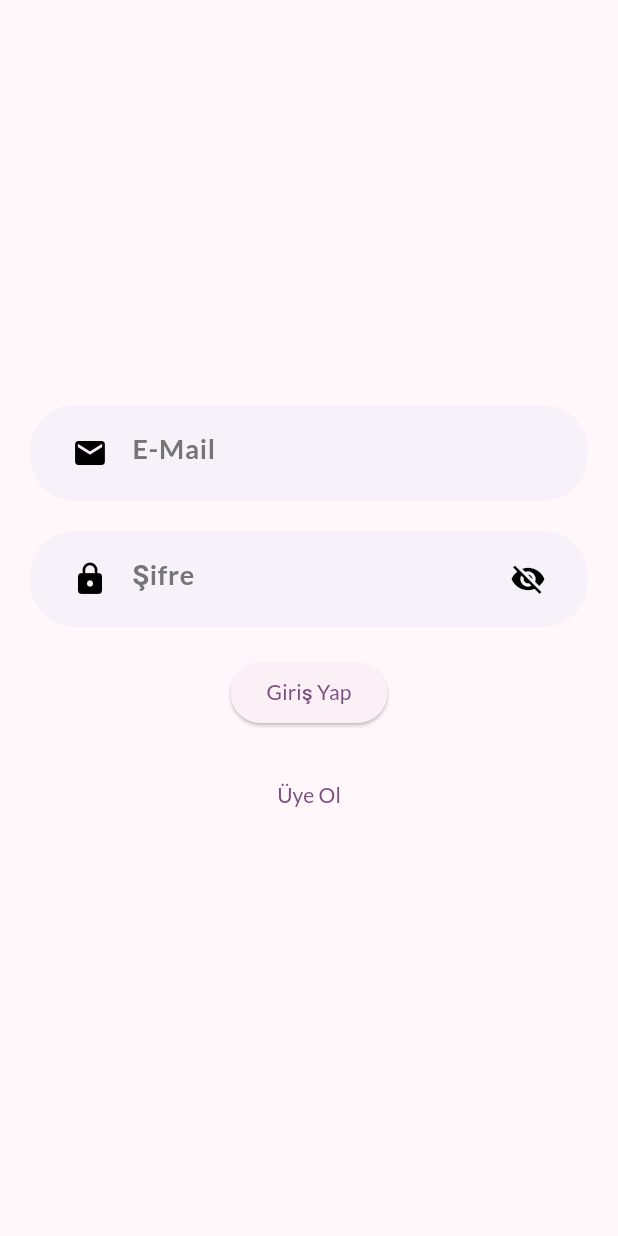
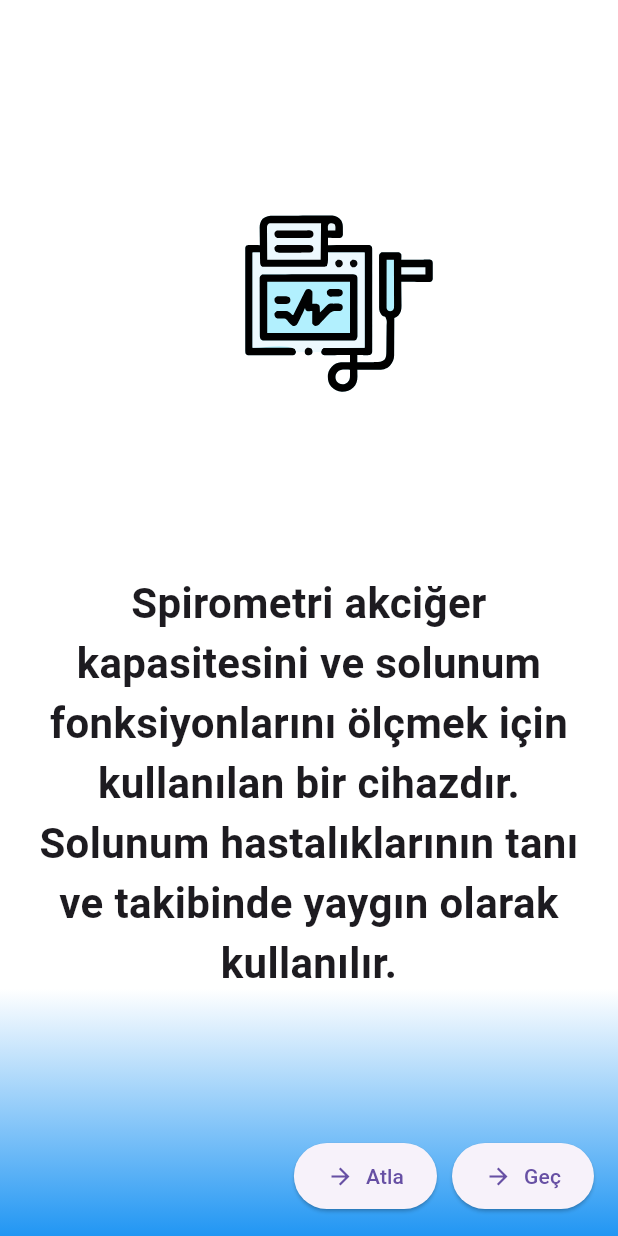
Before and after one commit to gzmcn/spiroble, a Flutter app: the screen it shows after launch, on a phone screen of 412 x 824 dp. Run offline on Flutter 3.47's test engine with Material 3 defaults, Android fonts, the phone set to English and light mode, and no system bars; our stand-ins replace cloud_firestore, firebase_auth, firebase_core, firebase_database, flutter_bloc, flutter_svg and 4 more; missing offline and left inert: fancy_button_flutter, flutter_reactive_ble; accounts and stored records are empty.

Commit message:
Zeynep 2

```diff
--- a/lib/main.dart
+++ b/lib/main.dart
@@ -1,48 +1,20 @@
-import 'package:firebase_auth/firebase_auth.dart';
 import 'package:flutter/material.dart';
-import 'package:flutter_bloc/flutter_bloc.dart';
-import 'package:firebase_core/firebase_core.dart';
-import 'package:flutter_riverpod/flutter_riverpod.dart';
-import 'package:spiroble/blocs/theme.bloc.dart';
-import 'package:spiroble/screens/LoginScreen.dart';
-import 'package:spiroble/screens/appScreen.dart';
-import 'package:spiroble/screens/splashScreen.dart';
-import 'firebase_options.dart';
+import 'package:spiroble/screens/StartSplashScreen.dart'; // SplashScreen ekranını ekliyoruz
 
-void main() async {
-  WidgetsFlutterBinding.ensureInitialized();
-  await Firebase.initializeApp(
-    options: DefaultFirebaseOptions.currentPlatform,
-  );
-  runApp(const ProviderScope(
-    child: MyApp(),
-  ));
+void main() {
+  runApp(MyApp());
 }
 
 class MyApp extends StatelessWidget {
-  const MyApp({super.key});
+  const MyApp({Key? key}) : super(key: key);
 
   @override
   Widget build(BuildContext context) {
-    return BlocProvider(
-      create: (context) => ThemeBloc(),
-      child: BlocBuilder<ThemeBloc, ThemeState>(
-        builder: (context, themeState) {
-          return MaterialApp(
-            home: StreamBuilder(
-                stream: FirebaseAuth.instance.authStateChanges(),
-                builder: (ctx, snapshot) {
-                  if (snapshot.connectionState == ConnectionState.waiting) {
-                    return const ConnectionWaitingScreen();
-                  }
-                  if (snapshot.hasData) {
-                    return AppScreen();
-                  }
-                  return LoginScreen();
-                }),
-            theme: themeState.themeData,
-          );
-        },
+    return MaterialApp(
+      home: StartSplashScreen(), // Uygulama açıldığında SplashScreen gösterilecek
+      theme: ThemeData(
+        primarySwatch: Colors.blue,
+        // Diğer tema özelliklerini buraya ekleyebilirsiniz
       ),
     );
   }
--- /dev/null
+++ b/lib/screens/InfoScreen1.dart
@@ -0,0 +1,114 @@
+import 'package:flutter/material.dart';
+import 'package:spiroble/screens/InfoScreen2.dart';
+import 'package:spiroble/screens/home_screen.dart';
+import 'package:flutter_svg/flutter_svg.dart';
+
+class InfoScreen1 extends StatelessWidget {
+  const InfoScreen1({Key? key}) : super(key: key);
+
+  @override
+  Widget build(BuildContext context) {
+    return Scaffold(
+      body: Stack(
+        children: [
+          // Gradient arka plan
+          Container(
+            decoration: BoxDecoration(
+              gradient: LinearGradient(
+                colors: [Colors.white, Colors.blue.shade500],
+                begin: Alignment.topCenter,
+                end: Alignment.bottomCenter,
+                stops: [0.8, 1], // Geçiş en alttan başlasın
+              ),
+            ),
+          ),
+          // Breath SVG ikonu
+          Positioned(
+            top: 140,  // İkonun üst kısımdan ne kadar uzak olacağı
+            left: 40,
+            right: 0,
+            child: SvgPicture.asset(
+              'assets/spirometer.svg',  // breath.svg dosyasının yolu
+              width: 125.0,
+              height: 125.0,
+            ),
+          ),
+          Padding(
+            padding: const EdgeInsets.all(16.0),
+            child: Column(
+              mainAxisAlignment: MainAxisAlignment.center,
+              children: [
+                // İkon ve yazı arasına daha fazla boşluk eklemek için SizedBox
+                const SizedBox(height: 220),  // Bu satır ile boşluğu artırdık
+                Text(
+                  "Spirometri akciğer kapasitesini ve solunum fonksiyonlarını ölçmek için kullanılan bir cihazdır. Solunum hastalıklarının tanı ve takibinde yaygın olarak kullanılır.",
+                  textAlign: TextAlign.center,
+                  style: const TextStyle(
+                    fontSize: 28,
+                    fontWeight: FontWeight.bold,
+                  ),
+                ),
+              ],
+            ),
+          ),
+          Align(
+            alignment: Alignment.bottomRight,
+            child: Padding(
+              padding: const EdgeInsets.all(16.0),
+              child: Row(
+                mainAxisSize: MainAxisSize.min,
+                children: [
+                  ElevatedButton.icon(
+                    onPressed: () {
+                      // Atla butonu ile HomeScreen'e geçiş
+                      Navigator.pushReplacement(
+                        context,
+                        MaterialPageRoute(
+                          builder: (context) => const HomeScreen(),
+                        ),
+                      );
+                    },
+                    icon: const Icon(Icons.arrow_forward),
+                    label: const Text("Atla"),
+                    style: ElevatedButton.styleFrom(
+                      shape: RoundedRectangleBorder(
+                        borderRadius: BorderRadius.circular(30),
+                      ),
+                      padding: const EdgeInsets.symmetric(
+                        horizontal: 22,
+                        vertical: 12,
+                      ),
+                    ),
+                  ),
+                  const SizedBox(width: 10),
+                  ElevatedButton.icon(
+                    onPressed: () {
+                      // Geç butonu ile 2. sayfaya geçiş
+                      Navigator.push(
+                        context,
+                        MaterialPageRoute(
+                          builder: (context) => const InfoScreen2(),
+                        ),
+                      );
+                    },
+                    icon: const Icon(Icons.arrow_forward),
+                    label: const Text("Geç"),
+                    style: ElevatedButton.styleFrom(
+                      shape: RoundedRectangleBorder(
+                        borderRadius: BorderRadius.circular(30),
+                      ),
+                      padding: const EdgeInsets.symmetric(
+                        horizontal: 22,
+                        vertical: 12,
+                      ),
+                    ),
+                  ),
+                ],
+              ),
+            ),
+          ),
+        ],
+      ),
+    );
+  }
+}
```
Also changed, not shown: lib/screens/InfoScreen2.dart (added, +108 -0 lines), lib/screens/InfoScreen3.dart (added, +89 -0 lines), lib/screens/StartSplashScreen.dart (added, +40 -0 lines), lib/screens/asistanScreen.dart (added, +124 -0 lines), lib/screens/home_screen.dart (+13 -2 lines), pubspec.yaml (+16 -73 lines), assets/breath.svg (added), assets/entry.svg (added), assets/logo.png (added), assets/lungs.svg (added), assets/spiroicon.png (added), assets/spiroicons.svg (added), assets/spirometer.svg (added), pubspec.lock.
